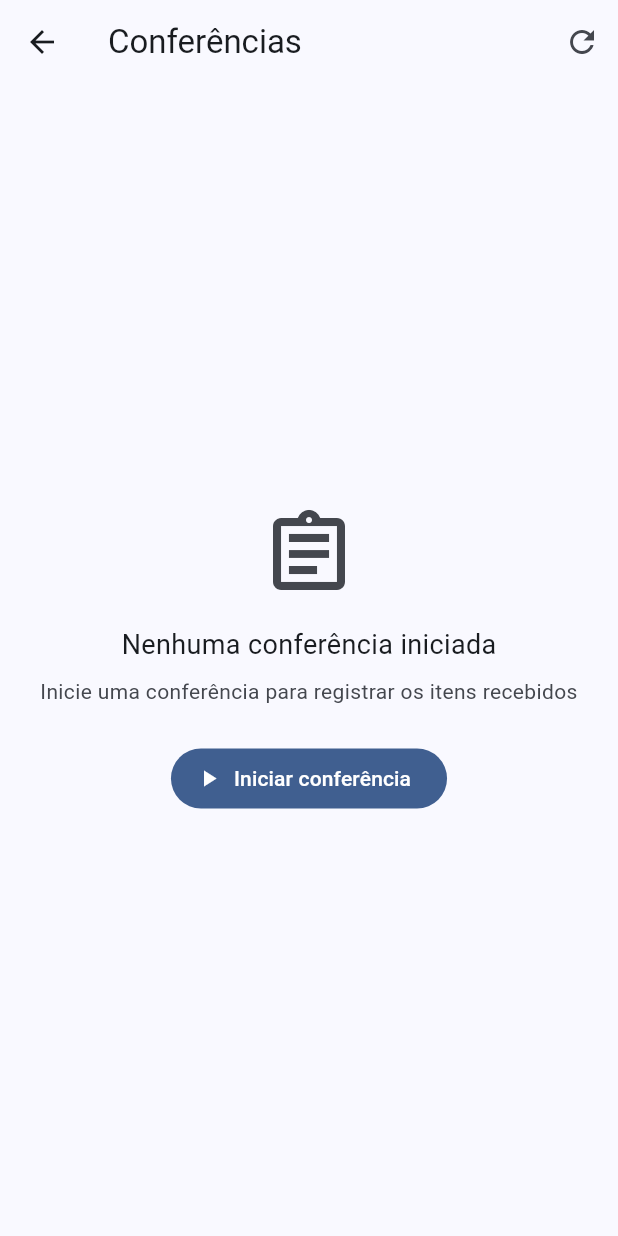
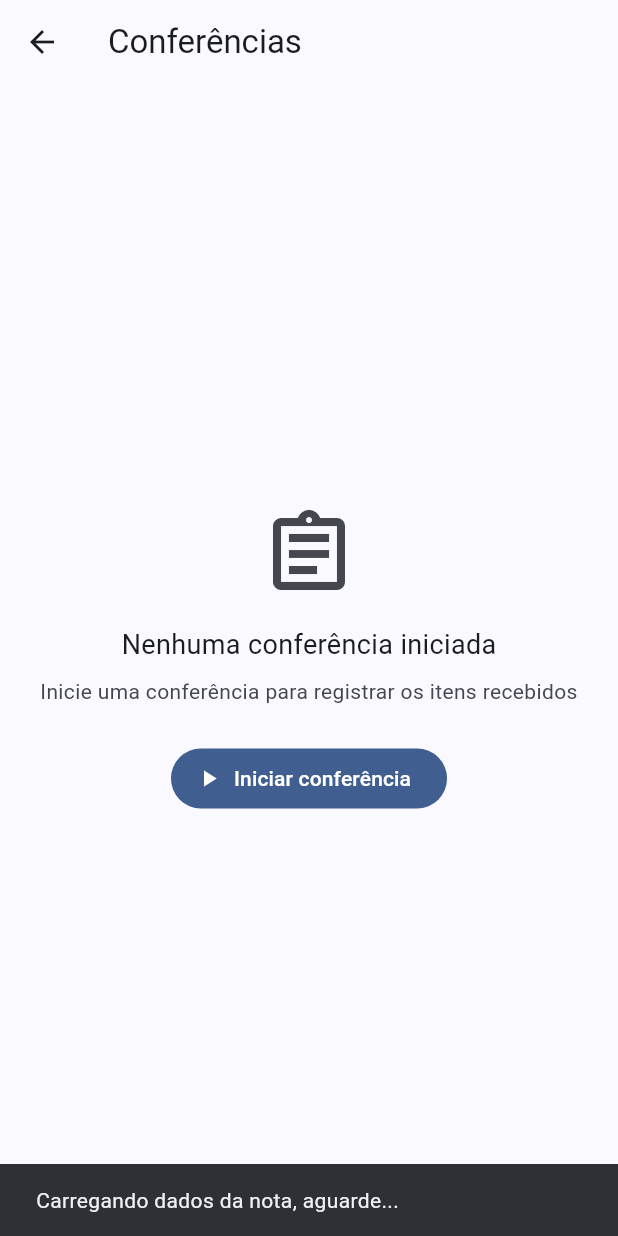
Before and after one commit to Leoras-gg/erp-modular, a Flutter app: the ConferenciaListaScreen screen opened directly with empty values, after a tap on "Iniciar conferência", on a phone screen of 412 x 824 dp. Run offline on Flutter 3.47's test engine with Material 3 defaults, Android fonts, the phone set to English and light mode, and no system bars; our stand-ins replace file_picker, flutter_riverpod, go_router, shared_preferences, supabase_flutter; accounts and stored records are empty.

Commit message:
fix(notas): lista atualiza automaticamente após importação fix(conferencia): botão iniciar funciona para notas novas com ref.read()
- NotaFiscalImportada agora inclui lista completa de notas
- buscarTodas() chamado após importar para atualizar a lista
- _iniciarConferencia usa ref.read() em vez de asyncNota do build()
- feedback de loading quando nota ainda está sendo carregada
- flag _navegouParaAtiva resetada ao entrar na tela de lista

```diff
--- a/lib/features/conferencia/presentation/conferencia_lista_screen.dart
+++ b/lib/features/conferencia/presentation/conferencia_lista_screen.dart
@@ -1,48 +1,44 @@
 // lib/features/conferencia/presentation/conferencia_lista_screen.dart
 //
 // CAMADA: presentation
-// RESPONSABILIDADE: listar conferências de uma nota e iniciar/continuar.
+// RESPONSABILIDADE: listar as conferências de uma nota e permitir
+// iniciar nova conferência ou continuar uma existente.
 //
 // ============================================================
-// HISTÓRICO DE BUGS CORRIGIDOS NESTE ARQUIVO
+// CORREÇÕES APLICADAS
 // ============================================================
+// BUG 1 — loop / falha na navegação:
+// Antes, a tela tentou usar ref.listen dentro do build e ainda ficou
+// com um listen duplicado/aninhado, o que quebrou o fluxo e gerou
+// comportamento inconsistente.
 //
-// BUG 1 — Loop infinito de navegação:
-//   CAUSA: a tela era ConsumerWidget (stateless). Quando o estado
-//   virava ConferenciaAtiva, o build() executava e chamava
-//   addPostFrameCallback com context.push(). Cada push() causava
-//   rebuild → novo push() → loop infinito.
-//   CORREÇÃO: convertido para ConsumerStatefulWidget. Navegação
-//   acontece FORA do build(), como side effect do listener.
+// SOLUÇÃO:
+// - usar ref.listenManual no initState()
+// - guardar a subscription em _sub
+// - fechar a subscription no dispose()
+// - controlar a navegação com a flag _navegouParaAtiva
 //
-// BUG 2 — ref.listen fora do build():
-//   CAUSA: ref.listen() só funciona dentro do build(). No initState()
-//   ele lança assertion error do Riverpod.
-//   CORREÇÃO: uso de ref.listenManual() — projetado para lifecycle
-//   manual fora do build(). Requer close() explícito no dispose().
+// BUG 2 — botão "Iniciar conferência" falhando silenciosamente:
+// Antes, o clique usava asyncNota.whenData(...) no build.
+// Se a nota ainda estivesse carregando, nada acontecia.
 //
-// BUG 4 — Estado inconsistente ao voltar da tela ativa:
-//   CAUSA: um provider servindo dois contextos. Ao voltar, estado
-//   ficava em ConferenciaAtiva e a lista não recarregava.
-//   CORREÇÃO: ao voltar da tela ativa (.then() do push), recarrega
-//   explicitamente a lista com carregarPorNota().
+// SOLUÇÃO:
+// - criar _iniciarConferencia()
+// - usar ref.read(notaDetalheProvider(widget.notaId)) no momento do clique
+// - tratar loading, error e data com feedback para o usuário
+//
+// CONCEITO APLICADO:
+// build() deve ser o mais puro possível — focado em desenhar a UI.
+// Navegação e side effects ficam no ciclo de vida e em métodos próprios.
 
 import 'package:flutter/material.dart';
 import 'package:flutter_riverpod/flutter_riverpod.dart';
 import 'package:go_router/go_router.dart';
+
 import '../application/conferencia_notifier.dart';
 import '../domain/conferencia.dart';
 import '../../notas/application/nota_fiscal_notifier.dart';
 
-// ============================================================
-// TELA — ConsumerStatefulWidget (não ConsumerWidget)
-// ============================================================
-// CONCEITO: ConsumerStatefulWidget quando precisamos de:
-//   1. ref fora do build() (listenManual, initState, dispose)
-//   2. estado local (flag _navegouParaAtiva)
-//   3. recursos com lifecycle (ProviderSubscription)
-// ConsumerWidget é suficiente quando só precisamos de ref.watch()
-// dentro do build(). Aqui precisamos de mais — daí o Stateful.
 class ConferenciaListaScreen extends ConsumerStatefulWidget {
   final String notaId;
 
@@ -55,135 +51,147 @@ class ConferenciaListaScreen extends ConsumerStatefulWidget {
 
 class _ConferenciaListaScreenState
     extends ConsumerState<ConferenciaListaScreen> {
-
-  // Flag que previne múltiplos pushes para a tela ativa.
-  // Sem ela, o listener poderia ser chamado mais de uma vez
-  // antes da navegação completar, causando pushes duplicados.
+  // Protege contra múltiplos pushes da mesma rota.
   bool _navegouParaAtiva = false;
 
-  // Subscription manual — necessária porque usamos listenManual.
-  // Deve ser fechada no dispose() para evitar memory leak.
+  // Listener manual do Riverpod.
+  // Como esta tela faz side effect de navegação, listenManual é mais seguro
+  // do que ref.listen no build.
   ProviderSubscription<ConferenciaState>? _sub;
 
   @override
   void initState() {
     super.initState();
 
-    // ============================================================
-    // ref.listenManual — uso CORRETO fora do build()
-    // ============================================================
-    // ref.listen() só funciona dentro do build().
-    // ref.listenManual() foi criado para casos como este:
-    // lifecycle manual, fora do ciclo de renderização.
-    // Requer close() explícito no dispose().
-    _sub = ref.listenManual<ConferenciaState>(
-      conferenciaProvider,
-      (previous, next) {
-        // ---- Detecta transição para ConferenciaAtiva ----
-        // Só navega se:
-        //   1. O estado MUDOU para ConferenciaAtiva (não estava antes)
-        //   2. Ainda não navegamos (flag protege contra pushes duplos)
+    _sub = ref.listenManual<ConferenciaState>(conferenciaProvider, (
+      previous,
+      next,
+    ) {
       final virouAtiva =
           previous is! ConferenciaAtiva && next is ConferenciaAtiva;
 
       if (virouAtiva && !_navegouParaAtiva) {
         _navegouParaAtiva = true;
 
-          // push() navega para a tela ativa.
-          // .then() executa quando o usuário VOLTA da tela ativa.
-          // Neste momento recarregamos a lista para refletir o
-          // estado atual das conferências daquela nota.
-          context
-              .push('/conferencia/${(next as ConferenciaAtiva).conferencia.id}')
-              .then((_) {
+        context.push('/conferencia/${next.conferencia.id}').then((_) {
+          // Quando a tela ativa fecha, recarregamos a lista da nota.
+          // Isso evita voltar para uma tela presa em estado antigo.
           if (!mounted) return;
 
-            // Reseta a flag — permite navegar para uma nova
-            // conferência ativa no futuro
           _navegouParaAtiva = false;
 
-            // Recarrega a lista ao voltar — corrige Bug 4
-            ref
-                .read(conferenciaProvider.notifier)
-                .carregarPorNota(widget.notaId);
+          ref.read(conferenciaProvider.notifier).carregarPorNota(widget.notaId);
         });
       }
 
-        // Reseta flag quando volta para estados de lista
       if (next is ConferenciaListaCarregada ||
           next is ConferenciaVazio ||
           next is ConferenciaErro) {
+        // Garante reset da flag ao voltar para estados de lista
         _navegouParaAtiva = false;
       }
-      },
+    });
+
+    // CORREÇÃO: reseta a flag ao entrar na tela
+    _navegouParaAtiva = false;
+
+    // Carrega as conferências da nota ao abrir a tela.
+    Future.microtask(
+      () =>
+          ref.read(conferenciaProvider.notifier).carregarPorNota(widget.notaId),
     );
+  }
 
-    // ============================================================
-    // Future.microtask — carrega dados APÓS o primeiro build()
-    // ============================================================
-    // Chamar carregarPorNota() diretamente no initState() pode
-    // causar setState() durante build() — erro do Flutter.
-    // Future.microtask() agenda a execução para o próximo microtask,
-    // após o build() inicial, evitando esse conflito.
+  @override
+  void didUpdateWidget(covariant ConferenciaListaScreen oldWidget) {
+    super.didUpdateWidget(oldWidget);
+
+    // Se a tela passar a apontar para outra nota,
+    // recarrega as conferências da nova nota.
+    if (oldWidget.notaId != widget.notaId) {
+      _navegouParaAtiva = false;
+
       Future.microtask(
         () => ref
             .read(conferenciaProvider.notifier)
             .carregarPorNota(widget.notaId),
       );
     }
+  }
 
   @override
   void dispose() {
-    // OBRIGATÓRIO: fecha a subscription para evitar memory leak.
-    // Sem isso, o listener continua ativo mesmo após a tela ser
-    // removida da árvore de widgets.
     _sub?.close();
     super.dispose();
   }
 
+  // ============================================================
+  // _iniciarConferencia
+  // ============================================================
+  // CORREÇÃO BUG 1:
+  // Usa ref.read() para pegar o valor mais recente da nota no momento
+  // do clique — não depende de um asyncNota capturado no build().
+  //
+  // Se a nota ainda estiver carregando, mostramos feedback.
+  // Se houver erro, mostramos SnackBar.
+  // Se estiver pronta, iniciamos a conferência normalmente.
+  void _iniciarConferencia() {
+    final asyncNota = ref.read(notaDetalheProvider(widget.notaId));
+
+    asyncNota.when(
+      loading: () {
+        ScaffoldMessenger.of(context).showSnackBar(
+          const SnackBar(
+            content: Text('Carregando dados da nota, aguarde...'),
+            duration: Duration(seconds: 2),
+          ),
+        );
+      },
+      error: (e, _) {
+        ScaffoldMessenger.of(context).showSnackBar(
+          SnackBar(
+            content: Text('Erro ao carregar nota: $e'),
+            backgroundColor: Colors.red,
+          ),
+        );
+      },
+      data: (nota) {
+        final itensNota = nota.itens
+            .map((i) => {'id': i.id, 'quantidade': i.quantidade})
+            .toList();
+
+        ref
+            .read(conferenciaProvider.notifier)
+            .iniciar(widget.notaId, itensNota);
+      },
+    );
+  }
+
   @override
   Widget build(BuildContext context) {
-    // ref.watch() continua no build() — comportamento normal
     final state = ref.watch(conferenciaProvider);
 
-    // notaDetalheProvider carrega os itens da nota para
-    // iniciar uma nova conferência com as quantidades corretas
-    final asyncNota = ref.watch(notaDetalheProvider(widget.notaId));
+    // asyncNota removido do build().
+    // Agora ele é lido sob demanda em _iniciarConferencia().
 
     return Scaffold(
-      appBar: AppBar(
-        title: const Text('Conferências'),
-        actions: [
-          IconButton(
-            icon: const Icon(Icons.refresh),
-            onPressed: () => ref
-                .read(conferenciaProvider.notifier)
-                .carregarPorNota(widget.notaId),
-          ),
-        ],
-      ),
+      appBar: AppBar(title: const Text('Conferências')),
       body: switch (state) {
-        ConferenciaInicial() || ConferenciaCarregando() =>
-          const Center(child: CircularProgressIndicator()),
-
-        ConferenciaVazio() => _EstadoVazio(
-            onIniciar: () => _iniciarConferencia(asyncNota),
+        ConferenciaInicial() || ConferenciaCarregando() => const Center(
+          child: CircularProgressIndicator(),
         ),
 
-        ConferenciaListaCarregada(:final conferencias) =>
-          _ListaConferencias(
+        ConferenciaVazio() => _EstadoVazio(onIniciar: _iniciarConferencia),
+
+        ConferenciaListaCarregada(:final conferencias) => _ListaConferencias(
           conferencias: conferencias,
-            onIniciarNova: () => _iniciarConferencia(asyncNota),
+          onIniciarNova: _iniciarConferencia,
         ),
 
-        // ConferenciaAtiva é tratado pelo listener no initState
-        // A tela mostra loading enquanto a navegação acontece
-        ConferenciaAtiva() =>
-          const Center(child: CircularProgressIndicator()),
+        // Enquanto a navegação acontece, mostramos loading.
+        ConferenciaAtiva() => const Center(child: CircularProgressIndicator()),
 
         ConferenciaErro(:final mensagem) => Center(
-            child: Padding(
-              padding: const EdgeInsets.all(24),
           child: Column(
             mainAxisAlignment: MainAxisAlignment.center,
             children: [
@@ -200,30 +208,11 @@ class _ConferenciaListaScreenState
             ],
           ),
         ),
-          ),
       },
     );
   }
-
-  // Método auxiliar — extrai lógica de iniciar do build()
-  void _iniciarConferencia(AsyncValue<dynamic> asyncNota) {
-    asyncNota.whenData((nota) {
-      final itensNota = nota.itens
-          .map((i) => {
-                'id': i.id,
-                'quantidade': i.quantidade,
-              })
-          .toList();
-      ref
-          .read(conferenciaProvider.notifier)
-          .iniciar(widget.notaId, itensNota);
-    });
-  }
 }
 
-// ============================================================
-// LISTA DE CONFERÊNCIAS
-// ============================================================
 class _ListaConferencias extends StatelessWidget {
   final List<Conferencia> conferencias;
   final VoidCallback onIniciarNova;
@@ -235,11 +224,6 @@ class _ListaConferencias extends StatelessWidget {
 
   @override
   Widget build(BuildContext context) {
-    // Permite nova conferência só se não houver nenhuma ativa
-    final temAtivaOuEmAndamento = conferencias.any(
-      (c) => !c.cancelada && !c.concluida,
-    );
-
     return Column(
       children: [
         Expanded(
@@ -250,7 +234,7 @@ class _ListaConferencias extends StatelessWidget {
                 _ConferenciaCard(conferencia: conferencias[i]),
           ),
         ),
-        if (!temAtivaOuEmAndamento)
+        if (conferencias.every((c) => c.cancelada || c.concluida))
           Padding(
             padding: const EdgeInsets.all(16),
             child: SizedBox(
@@ -267,9 +251,6 @@ class _ListaConferencias extends StatelessWidget {
   }
 }
 
-// ============================================================
-// CARD DE CONFERÊNCIA
-// ============================================================
 class _ConferenciaCard extends StatelessWidget {
   final Conferencia conferencia;
 
@@ -278,11 +259,10 @@ class _ConferenciaCard extends StatelessWidget {
   @override
   Widget build(BuildContext context) {
     final corStatus = switch (conferencia.status) {
-      'concluida'            => Colors.green,
-      'cancelada'            => Colors.grey,
-      'pausada'              => Colors.orange,
-      'aguardando_aprovacao' => Colors.amber,
-      _                      => Theme.of(context).colorScheme.primary,
+      'concluida' => Colors.green,
+      'cancelada' => Colors.grey,
+      'pausada' => Colors.orange,
+      _ => Theme.of(context).colorScheme.primary,
     };
 
     return Card(
@@ -301,8 +281,8 @@ class _ConferenciaCard extends StatelessWidget {
           style: const TextStyle(fontWeight: FontWeight.bold),
         ),
         subtitle: Text(
-          '${conferencia.totalItensConferidos}/${conferencia.itens.length} itens'
-          ' • ${_formatarData(conferencia.iniciadoEm)}',
+          '${conferencia.totalItensConferidos}/${conferencia.itens.length} itens • '
+          '${_formatarData(conferencia.iniciadoEm)}',
         ),
         trailing: conferencia.ativa
             ? const Icon(Icons.arrow_forward_ios, size: 16)
@@ -315,23 +295,19 @@ class _ConferenciaCard extends StatelessWidget {
   }
 
   String _labelStatus(String s) => switch (s) {
-    'em_andamento'         => 'Em andamento',
-    'pausada'              => 'Pausada',
+    'criada' => 'Criada',
+    'em_andamento' => 'Em andamento',
+    'pausada' => 'Pausada',
     'aguardando_aprovacao' => 'Aguardando aprovação',
-    'concluida'            => 'Concluída',
-    'cancelada'            => 'Cancelada',
-    _                      => s,
+    'concluida' => 'Concluída',
+    'cancelada' => 'Cancelada',
+    _ => s,
   };
 
   String _formatarData(DateTime d) =>
-      '${d.day.toString().padLeft(2, '0')}/'
-      '${d.month.toString().padLeft(2, '0')}/'
-      '${d.year}';
+      '${d.day.toString().padLeft(2, '0')}/${d.month.toString().padLeft(2, '0')}/${d.year}';
 }
 
-// ============================================================
-// ESTADO VAZIO
-// ============================================================
 class _EstadoVazio extends StatelessWidget {
   final VoidCallback onIniciar;
 
@@ -340,8 +316,6 @@ class _EstadoVazio extends StatelessWidget {
   @override
   Widget build(BuildContext context) {
     return Center(
-      child: Padding(
-        padding: const EdgeInsets.all(24),
       child: Column(
         mainAxisAlignment: MainAxisAlignment.center,
         children: [
@@ -371,7 +345,6 @@ class _EstadoVazio extends StatelessWidget {
           ),
         ],
       ),
-      ),
     );
   }
 }
```
Also changed, not shown: lib/features/notas/application/nota_fiscal_notifier.dart (+42 -29 lines), lib/features/notas/presentation/notas_screen.dart (+5 -3 lines). Lines whose indentation alone changed are shown as unchanged.
